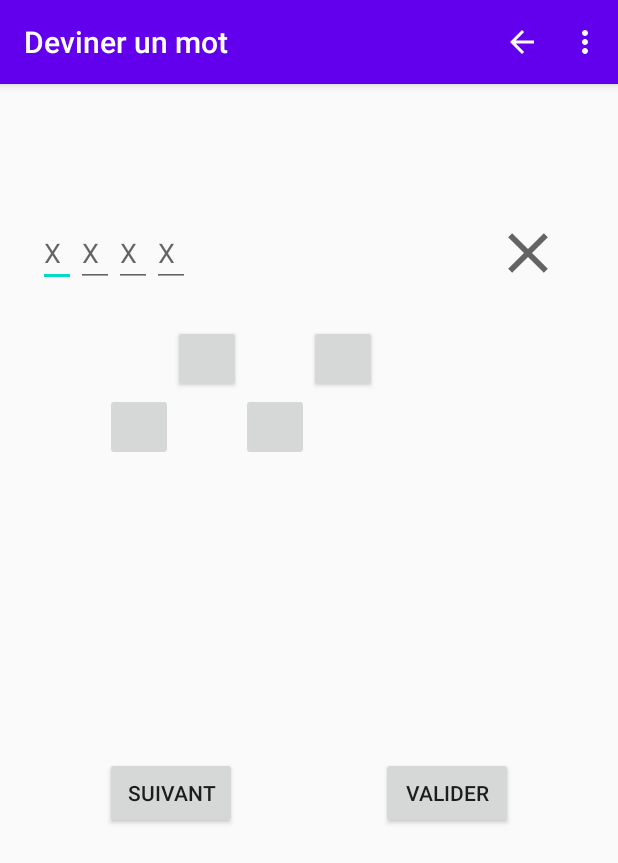
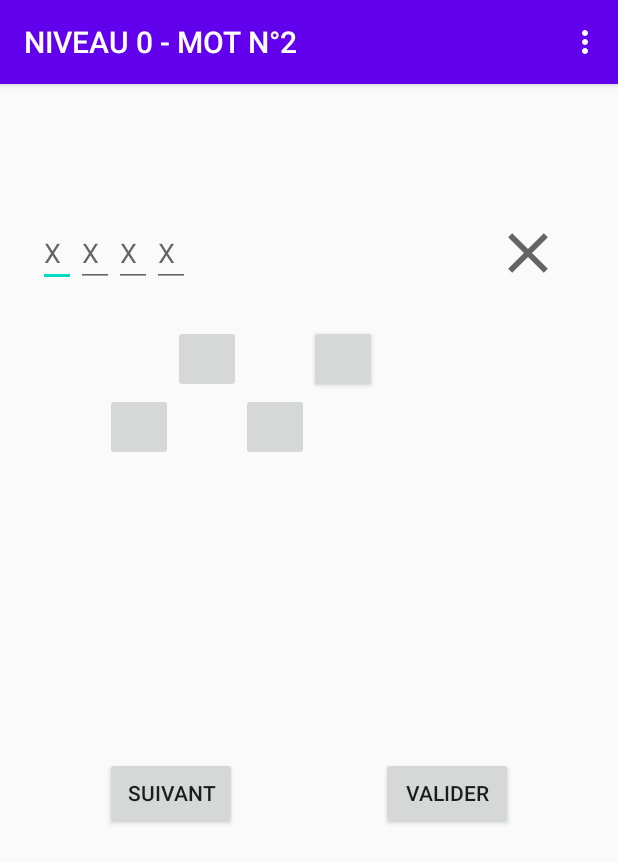
Before and after one commit to LeslieB-hub/LSDDevinet, an Android app: the DevinerMotActivity screen opened directly, with no data from a screen before it, in the options menu, after a tap on "Paramètres", on a phone screen of 412 x 824 dp. Shown: the top 863 px of the screen. Run offline under Robolectric (Android 15) with nearby library versions, the phone set to English and light mode, and no system bars; our stand-ins replace Room's generated code; 7 statements that could not run were skipped.

Commit message:
Modify manifest and set the title of the app on Devinermotactivity

```diff
--- a/app/src/main/AndroidManifest.xml
+++ b/app/src/main/AndroidManifest.xml
@@ -20,8 +20,7 @@
                 <category android:name="android.intent.category.LAUNCHER" />
             </intent-filter>
         </activity>
-        <activity android:name=".activity.DevinerMotActivity"
-            android:label="Deviner un mot">
+        <activity android:name=".activity.DevinerMotActivity">
 
         </activity>
     </application>
--- a/app/src/main/java/com/example/lsddevinet/activity/DevinerMotActivity.java
+++ b/app/src/main/java/com/example/lsddevinet/activity/DevinerMotActivity.java
@@ -1,5 +1,6 @@
 package com.example.lsddevinet.activity;
 
+import androidx.annotation.NonNull;
 import androidx.appcompat.app.AppCompatActivity;
 import androidx.lifecycle.LiveData;
 import androidx.lifecycle.Observer;
@@ -11,6 +12,7 @@ import android.net.Uri;
 import android.os.Bundle;
 import android.util.Log;
 import android.view.Menu;
+import android.view.MenuItem;
 import android.view.View;
 import android.widget.Button;
 import android.widget.EditText;
@@ -30,6 +32,8 @@ import java.util.List;
 import java.util.Random;
 
 public class DevinerMotActivity extends AppCompatActivity {
+
+    //Déclaration des variables
     Button btn1, btn2, btn3, btn4, btn5, btn6, btn7, btn8, btn9, btn10, btn11, btn12 = null;
     int id, nbRandom;
     Random random = new Random();
@@ -50,9 +54,7 @@ public class DevinerMotActivity extends AppCompatActivity {
         super.onCreate(savedInstanceState);
         setContentView(R.layout.activity_deviner_mot);
 
-
-
-        //Récupérer les boutons
+       //Récupérer les boutons
         btn1 = findViewById(R.id.btn_1);
         btn2 = findViewById(R.id.btn_2);
         btn3 = findViewById(R.id.btn_3);
@@ -110,7 +112,7 @@ public class DevinerMotActivity extends AppCompatActivity {
         Categorie categorie = intent.getParcelableExtra("Categorie");
         id = categorie.getId();
 
-       motVM = ViewModelProviders.of(this).get(MotViewModel.class);
+        motVM = ViewModelProviders.of(this).get(MotViewModel.class);
 
         LiveData<List<Mot>> observateur = motVM.getMotByCategorie(id);
 
@@ -184,6 +186,10 @@ public class DevinerMotActivity extends AppCompatActivity {
                 Uri imgUri = Uri.parse("android.resource://" + getPackageName() + "/drawable/" + mot);
 
                 ((ImageView) DevinerMotActivity.this.findViewById(R.id.image)).setImageURI(imgUri);
+                //Définit le titre de l'app sur cette page
+                nbRandom+=1;
+                setTitle("NIVEAU "+ id + " - MOT N°"+nbRandom);
+
                 Log.i("Devinet", "Nombre aléatoire : " + nbRandom + " taille de la liste : "+mots.size());
                 Toast.makeText(DevinerMotActivity.this, "Test" + motTire + nbRandom, Toast.LENGTH_LONG).show();
 
@@ -207,7 +213,33 @@ public class DevinerMotActivity extends AppCompatActivity {
     public boolean onCreateOptionsMenu(Menu menu) {
         //on décompresse le xml du menu
         getMenuInflater().inflate(R.menu.mon_menu, menu);
+        menu.findItem(R.id.action_PagePrecedente).setVisible(false);
         return true;
+    }
+
+    /**
+     * Définition des actions
+     * @param item
+     * @return
+     */
+    public boolean onOptionsItemSelected(@NonNull MenuItem item){
+        switch (item.getItemId()){
+            case R.id.action_Accueil:
+                Intent intentMain = new Intent(this, MainActivity.class);
+                startActivity(intentMain);
+                return true;
+//            case R.id.action_settings:
+//                Intent intentParametre = new Intent(this, .class);
+//                startActivity(intentParametre);
+//                return true;
+//            case R.id.action_APropos:
+//                Intent intentAPropos = new Intent(this, .class);
+//                startActivity(intentAPropos);
+//                return true;
+            default:
+                return super.onOptionsItemSelected(item);
+
+        }
     }
 
     public void onClickBtn1(View view) {
@@ -404,7 +436,7 @@ public class DevinerMotActivity extends AppCompatActivity {
         //Verifier le mot proposé avec le mot tiré
 
         if (mot.equals(motPropose)){
-            Toast.makeText(DevinerMotActivity.this, "Gagné " + motPropose + mot, Toast.LENGTH_LONG).show();
+            Toast.makeText(DevinerMotActivity.this, "Gagné " + mot, Toast.LENGTH_LONG).show();
         }else {
             Toast.makeText(DevinerMotActivity.this, "PERDU !! Le mot était "+ mot, Toast.LENGTH_LONG).show();
         }
@@ -413,8 +445,6 @@ public class DevinerMotActivity extends AppCompatActivity {
     }
 
 
-
-
     public void onClickSuivant(View view) {
     }
 }
```
